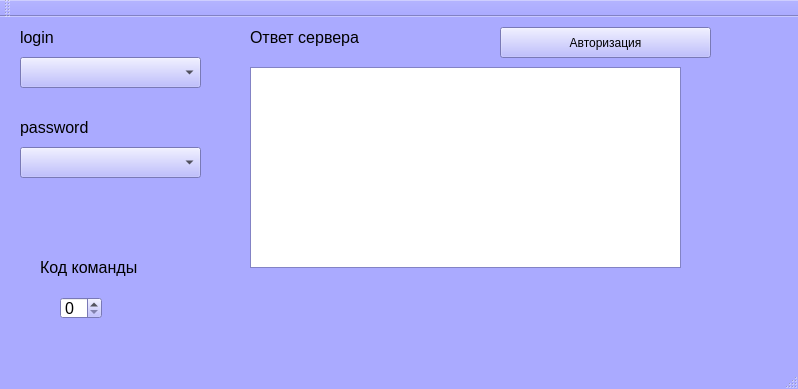
This is mainwindow.ui in lozal71/shag_chat_client as Qt 5 draws it before an edit. The edited form follows.
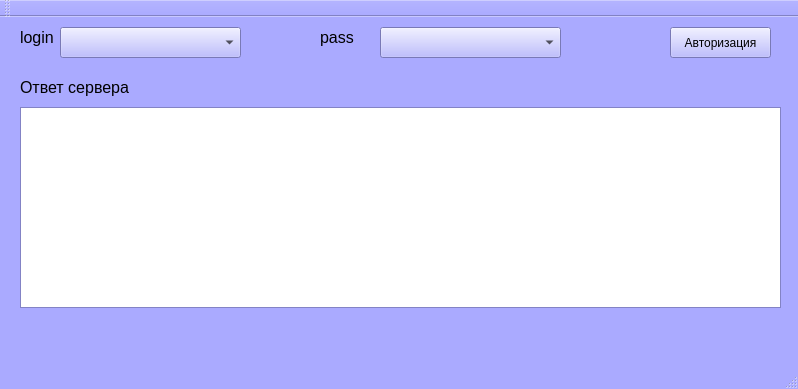
This is the edited form.

Patch:
```diff
--- a/mainwindow.ui
+++ b/mainwindow.ui
@@ -464,9 +464,9 @@
    <widget class="QPushButton" name="pbAuth">
     <property name="geometry">
      <rect>
-      <x>500</x>
+      <x>670</x>
       <y>10</y>
-      <width>211</width>
+      <width>101</width>
       <height>31</height>
      </rect>
     </property>
@@ -482,9 +482,9 @@
    <widget class="QTextEdit" name="teLog">
     <property name="geometry">
      <rect>
-      <x>250</x>
-      <y>50</y>
-      <width>431</width>
+      <x>20</x>
+      <y>90</y>
+      <width>761</width>
       <height>201</height>
      </rect>
     </property>
@@ -497,8 +497,8 @@
    <widget class="QLabel" name="label">
     <property name="geometry">
      <rect>
-      <x>250</x>
-      <y>10</y>
+      <x>20</x>
+      <y>60</y>
       <width>121</width>
       <height>21</height>
      </rect>
@@ -530,34 +530,11 @@
      <string>login</string>
     </property>
    </widget>
-   <widget class="QLabel" name="label_3">
-    <property name="geometry">
-     <rect>
-      <x>40</x>
-      <y>240</y>
-      <width>141</width>
-      <height>21</height>
-     </rect>
-    </property>
-    <property name="text">
-     <string>Код команды</string>
-    </property>
-   </widget>
-   <widget class="QSpinBox" name="sbCommandCod">
-    <property name="geometry">
-     <rect>
-      <x>60</x>
-      <y>280</y>
-      <width>42</width>
-      <height>22</height>
-     </rect>
-    </property>
-   </widget>
    <widget class="QComboBox" name="cbxLogins">
     <property name="geometry">
      <rect>
-      <x>20</x>
-      <y>40</y>
+      <x>60</x>
+      <y>10</y>
       <width>181</width>
       <height>31</height>
      </rect>
@@ -566,8 +543,8 @@
    <widget class="QComboBox" name="cbxPasswords">
     <property name="geometry">
      <rect>
-      <x>20</x>
-      <y>130</y>
+      <x>380</x>
+      <y>10</y>
       <width>181</width>
       <height>31</height>
      </rect>
@@ -576,9 +553,9 @@
    <widget class="QLabel" name="lbPassword">
     <property name="geometry">
      <rect>
-      <x>20</x>
-      <y>100</y>
-      <width>111</width>
+      <x>320</x>
+      <y>10</y>
+      <width>41</width>
       <height>21</height>
      </rect>
     </property>
@@ -588,7 +565,7 @@
      </font>
     </property>
     <property name="text">
-     <string>password</string>
+     <string>pass</string>
     </property>
    </widget>
   </widget>
```
